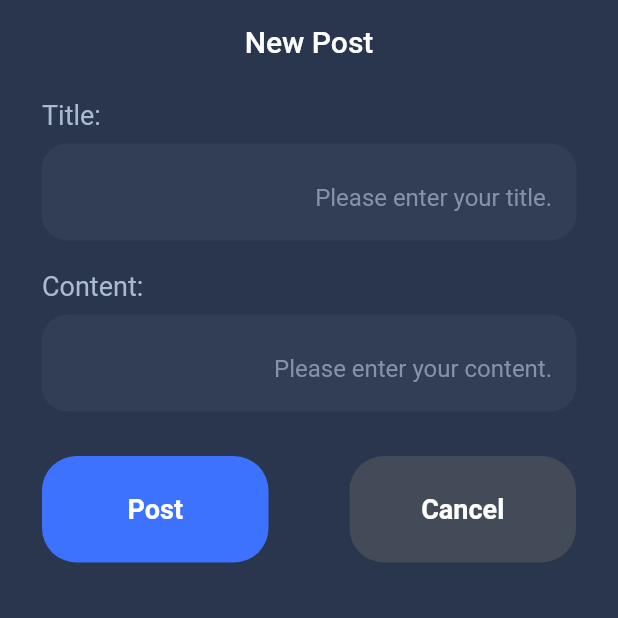
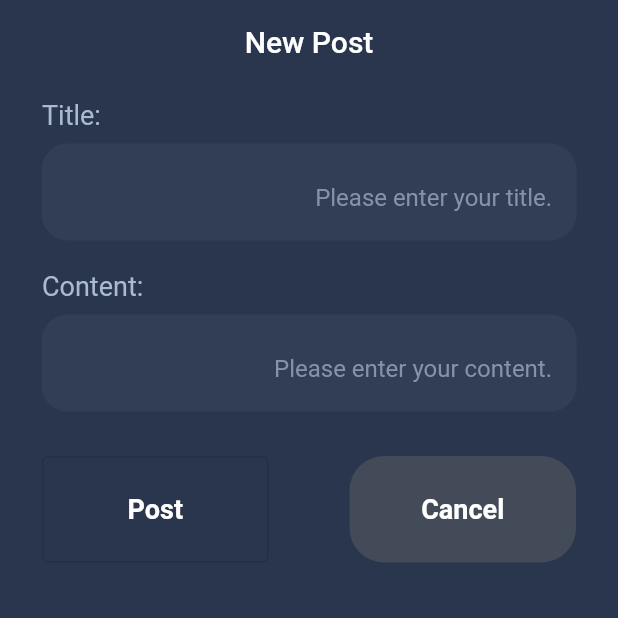
Before and after one commit to majidfathi69/blog, a Flutter app: the NewPost screen opened directly, on a phone screen of 412 x 824 dp, the top half of it. Run offline on Flutter 3.47's test engine with Material 2 defaults, Android fonts, the light colour scheme and no system bars; missing offline and left inert: loading_animations; network calls fail.

Commit message:
Cancel Buttons fixed

```diff
--- a/lib/views/home_page.dart
+++ b/lib/views/home_page.dart
@@ -102,7 +102,7 @@ class _HomePageState extends State<HomePage> {
                       decoration: BoxDecoration(
                           borderRadius: BorderRadius.all(Radius.circular(100)),
                           color: Color(0xFF3D72FE)),
-                      child: FlatButton(
+                      child: TextButton(
                         child: Text(
                           "Prev",
                           style: TextStyle(
@@ -120,7 +120,7 @@ class _HomePageState extends State<HomePage> {
                       decoration: BoxDecoration(
                           borderRadius: BorderRadius.all(Radius.circular(100)),
                           color: Color(0xFF3D72FE)),
-                      child: FlatButton(
+                      child: TextButton(
                         child: Text(
                           "New Post",
                           style: TextStyle(
@@ -140,7 +140,7 @@ class _HomePageState extends State<HomePage> {
                       decoration: BoxDecoration(
                           borderRadius: BorderRadius.all(Radius.circular(100)),
                           color: Color(0xFF3D72FE)),
-                      child: FlatButton(
+                      child: TextButton(
                         child: Text(
                           "Next",
                           style: TextStyle(
--- a/lib/views/new_post.dart
+++ b/lib/views/new_post.dart
@@ -119,9 +119,11 @@ class _NewPostState extends State<NewPost> {
                       height: 71,
                       width: 151,
                       decoration: BoxDecoration(
-                          borderRadius: BorderRadius.all(Radius.circular(23)),
-                          color: Color(0xFF3D72FE)),
-                      child: FlatButton(
+                        borderRadius: BorderRadius.all(
+                          Radius.circular(23),
+                        ),
+                      ),
+                      child: OutlinedButton(
                         child: Text(
                           "Post",
                           style: TextStyle(
@@ -147,7 +149,7 @@ class _NewPostState extends State<NewPost> {
                       decoration: BoxDecoration(
                           borderRadius: BorderRadius.all(Radius.circular(23)),
                           color: Color(0xFF434A58)),
-                      child: FlatButton(
+                      child: TextButton(
                         child: Text(
                           "Cancel",
                           style: TextStyle(
@@ -155,7 +157,9 @@ class _NewPostState extends State<NewPost> {
                               fontWeight: FontWeight.w700,
                               fontSize: 18),
                         ),
-                        onPressed: () {},
+                        onPressed: () {
+                          Navigator.pop(context);
+                        },
                       ),
                     ),
                   ],
--- a/lib/views/post_body.dart
+++ b/lib/views/post_body.dart
@@ -73,7 +73,7 @@ class _PostBodyState extends State<PostBody> {
                 decoration: BoxDecoration(
                     borderRadius: BorderRadius.all(Radius.circular(23)),
                     color: Color(0xFF3D72FE)),
-                child: FlatButton(
+                child: TextButton(
                   child: Text(
                     "Comment",
                     style: TextStyle(
```
Also changed, not shown: lib/views/new_comment.dart (+5 -3 lines).
